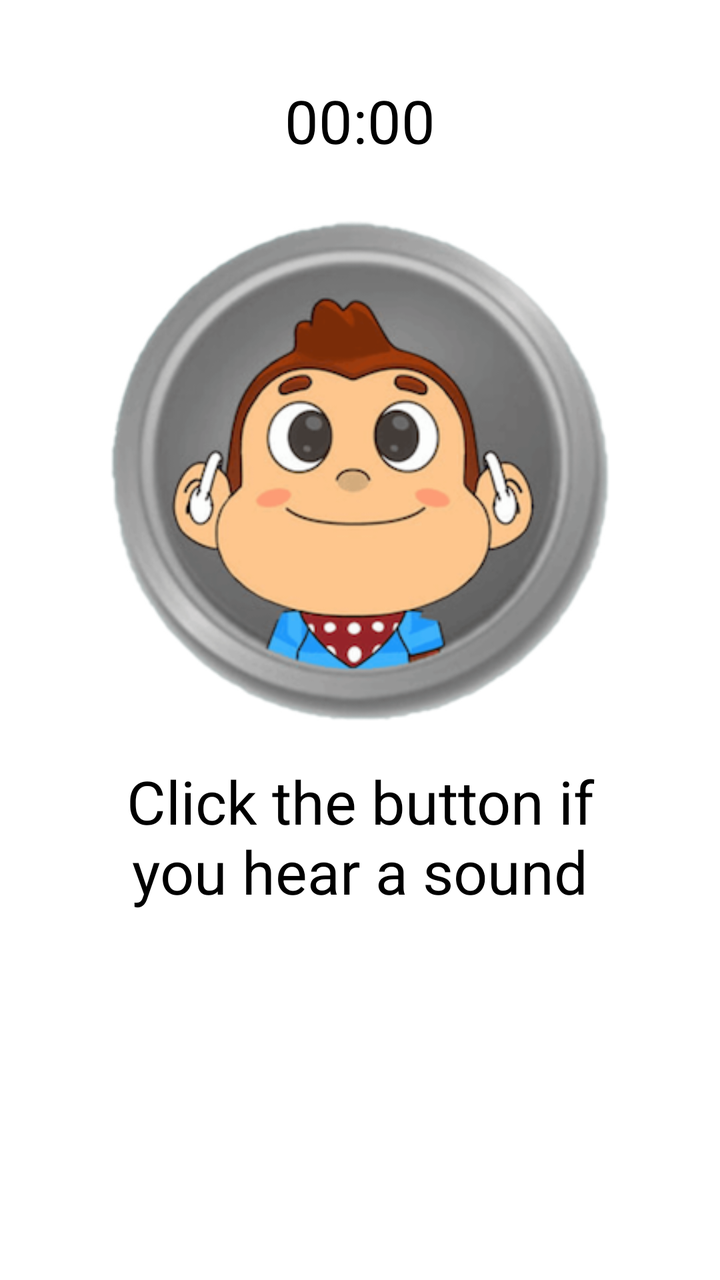
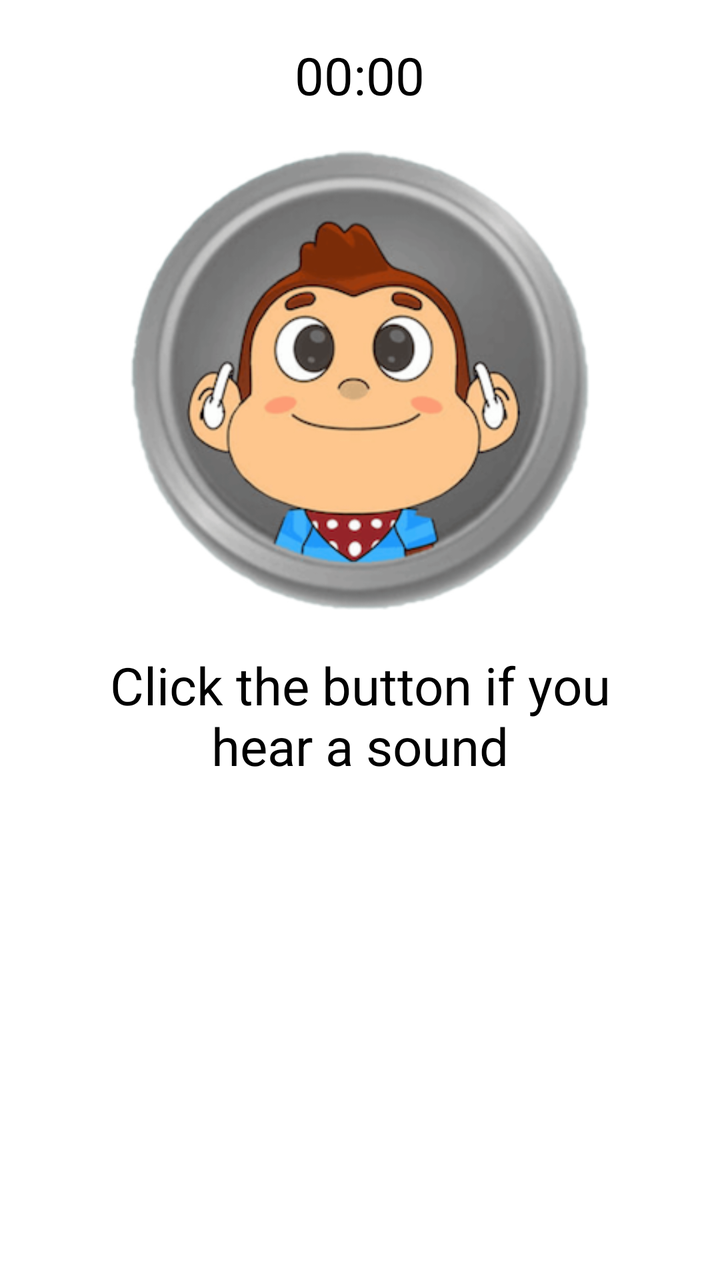

Screens rendered from an Android XML layout before and after an edit, with the pre-edit source and the edit as a unified diff.
<!-- AndroidManifest.xml: application theme Theme.IAhead -->
<!-- res/layout/activity_starttest.xml -->
<?xml version="1.0" encoding="utf-8"?>
<LinearLayout xmlns:android="http://schemas.android.com/apk/res/android"
    android:layout_width="match_parent"
    android:layout_height="match_parent"
    android:orientation="vertical">

    <TextView
        android:id="@+id/tvTime"
        android:layout_width="wrap_content"
        android:layout_height="wrap_content"
        android:layout_marginLeft="40dp"
        android:layout_marginRight="40dp"
        android:text="00:00"
        android:textSize="30dp"
        android:gravity="center_horizontal"
        android:textColor="@color/black"
        android:layout_marginTop="40dp"
        android:layout_gravity="center_horizontal"/>

    <ImageView
        android:id="@+id/ivHit"
        android:layout_marginTop="30dp"
        android:background="@drawable/ongoing"
        android:layout_gravity="center_horizontal"
        android:layout_width="250dp"
        android:layout_height="250dp"/>

    <TextView
        android:id="@+id/tvText"
        android:layout_width="wrap_content"
        android:layout_height="wrap_content"
        android:layout_marginLeft="40dp"
        android:layout_marginRight="40dp"
        android:text="Click the button if you hear a sound"
        android:textSize="30dp"
        android:gravity="center_horizontal"
        android:textColor="@color/black"
        android:layout_marginTop="20dp"
        android:layout_gravity="center_horizontal"/>

    <LinearLayout
        android:visibility="gone"
        android:id="@+id/llNext"
        android:layout_marginTop="40dp"
        android:layout_gravity="center_horizontal"
        android:layout_width="wrap_content"
        android:layout_height="wrap_content"
        android:background="@color/buttonblue"
        android:orientation="horizontal">

        <TextView
            android:id="@+id/tv_next"
            android:layout_marginRight="50dp"
            android:layout_marginLeft="50dp"
            android:layout_marginBottom="10dp"
            android:layout_marginTop="10dp"
            android:textStyle="bold"
            android:layout_width="wrap_content"
            android:layout_height="wrap_content"
            android:text="NEXT"
            android:textSize="30dp"
            android:textColor="@color/white"/>
    </LinearLayout>
</LinearLayout>
<!-- resources referenced by this layout -->
<resources>
  <color name="black">#FF000000</color>
  <color name="buttonblue">#4498f7</color>
  <color name="white">#FFFFFFFF</color>
  <!-- drawable ongoing: png bitmap (drawable, 116205 bytes) -->
  <style name="Theme.IAhead" parent="Theme.MaterialComponents.DayNight.NoActionBar">
          
          <item name="colorPrimary">@color/purple_500</item>
          <item name="colorPrimaryVariant">@color/purple_700</item>
          <item name="colorOnPrimary">@color/white</item>
          
          <item name="colorSecondary">@color/teal_200</item>
          <item name="colorSecondaryVariant">@color/teal_700</item>
          <item name="colorOnSecondary">@color/black</item>
          
          <item name="android:statusBarColor">?attr/colorPrimaryVariant</item>
          
      </style>
  <color name="purple_500">#FF6200EE</color>
  <color name="purple_700">#FF3700B3</color>
  <color name="teal_200">#FF03DAC5</color>
  <color name="teal_700">#FF018786</color>
</resources>

<!-- the commit's change to res/layout/activity_starttest.xml (unified diff, before → after) -->
@@ -11,28 +11,28 @@
         android:layout_marginLeft="40dp"
         android:layout_marginRight="40dp"
         android:text="00:00"
-        android:textSize="30dp"
+        android:textSize="26dp"
         android:gravity="center_horizontal"
         android:textColor="@color/black"
-        android:layout_marginTop="40dp"
+        android:layout_marginTop="20dp"
         android:layout_gravity="center_horizontal"/>
 
     <ImageView
         android:id="@+id/ivHit"
-        android:layout_marginTop="30dp"
+        android:layout_marginTop="20dp"
         android:background="@drawable/ongoing"
         android:layout_gravity="center_horizontal"
-        android:layout_width="250dp"
-        android:layout_height="250dp"/>
+        android:layout_width="230dp"
+        android:layout_height="230dp"/>
 
     <TextView
         android:id="@+id/tvText"
         android:layout_width="wrap_content"
         android:layout_height="wrap_content"
-        android:layout_marginLeft="40dp"
-        android:layout_marginRight="40dp"
+        android:layout_marginLeft="30dp"
+        android:layout_marginRight="30dp"
         android:text="Click the button if you hear a sound"
-        android:textSize="30dp"
+        android:textSize="26dp"
         android:gravity="center_horizontal"
         android:textColor="@color/black"
         android:layout_marginTop="20dp"
@@ -41,7 +41,7 @@
     <LinearLayout
         android:visibility="gone"
         android:id="@+id/llNext"
-        android:layout_marginTop="40dp"
+        android:layout_marginTop="10dp"
         android:layout_gravity="center_horizontal"
         android:layout_width="wrap_content"
         android:layout_height="wrap_content"
@@ -58,7 +58,7 @@
             android:layout_width="wrap_content"
             android:layout_height="wrap_content"
             android:text="NEXT"
-            android:textSize="30dp"
+            android:textSize="26dp"
             android:textColor="@color/white"/>
     </LinearLayout>
 </LinearLayout>
